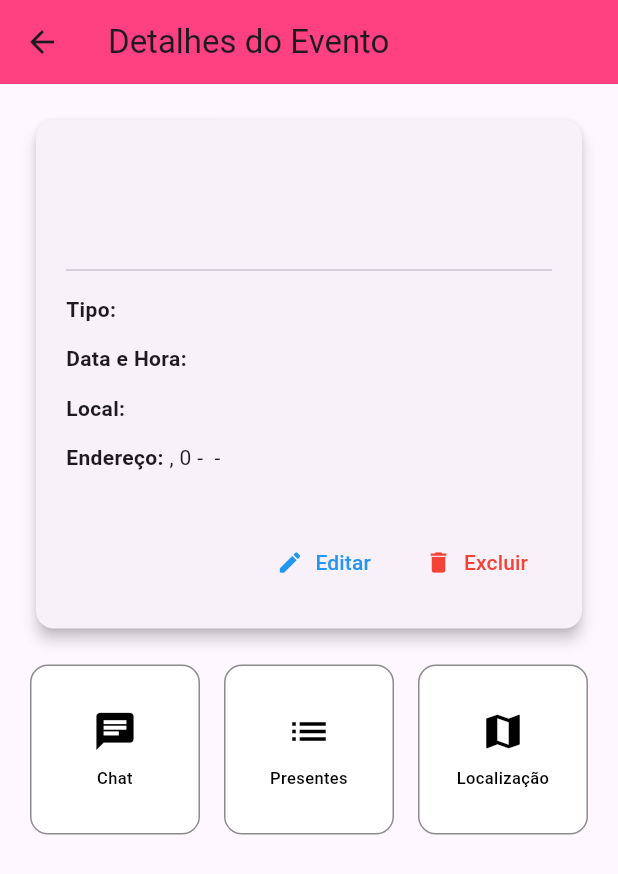
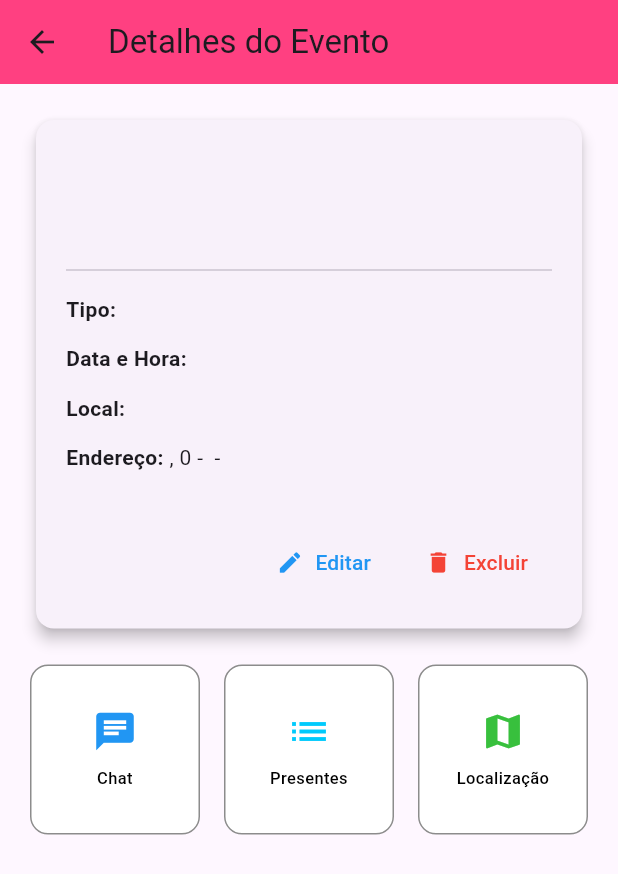
Before and after one commit to VictorAlexandreMuller/Frontend, a Flutter app: the DetalhesEventoPage screen opened directly with empty values, on a phone screen of 412 x 824 dp. Shown: the top 874 px of the screen. Run offline on Flutter 3.47's test engine with Material 3 defaults, Android fonts, the phone set to English and light mode, and no system bars; our stand-ins replace font_awesome_flutter, go_router, shared_preferences, table_calendar; accounts and stored records are empty.

Commit message:
cor nos icones detalhes do evento

```diff
--- a/lib/pages/event/ver_evento/detalhes_evento_page.dart
+++ b/lib/pages/event/ver_evento/detalhes_evento_page.dart
@@ -147,9 +147,11 @@ class DetalhesEventoPage extends StatelessWidget {
               crossAxisSpacing: 16,
               childAspectRatio: 1,
               children: [
-                _buildIconTile(Icons.chat, 'Chat'),
-                _buildIconTile(Icons.list, 'Presentes'),
-                _buildIconTile(Icons.map, 'Localização'),
+                _buildIconTile(Icons.chat, 'Chat', iconColor: Colors.blue),
+                _buildIconTile(Icons.list, 'Presentes',
+                    iconColor: const Color.fromARGB(255, 0, 202, 252)),
+                _buildIconTile(Icons.map, 'Localização',
+                    iconColor: const Color.fromARGB(255, 56, 192, 61)),
               ],
             ),
           ],
@@ -182,7 +184,8 @@ class DetalhesEventoPage extends StatelessWidget {
     );
   }
 
-  Widget _buildIconTile(IconData icon, String label) {
+  Widget _buildIconTile(IconData icon, String label,
+      {Color iconColor = Colors.black}) {
     return GestureDetector(
       onTap: () {
         // ação ao clicar no item
@@ -196,7 +199,7 @@ class DetalhesEventoPage extends StatelessWidget {
         child: Column(
           mainAxisAlignment: MainAxisAlignment.center,
           children: [
-            Icon(icon, size: 30, color: Colors.black),
+            Icon(icon, size: 30, color: iconColor),
             const SizedBox(height: 8),
             Text(
               label,
```
Also changed, not shown: flutter_01.png (added).
